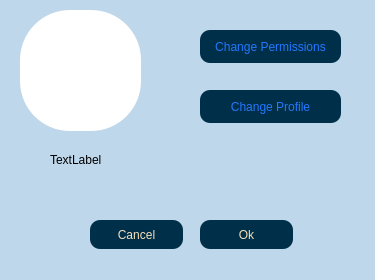
The window that client/groupprofile.ui (AP-projects-4001/jan-ghahve) describes before a commit, drawn with Qt 5.
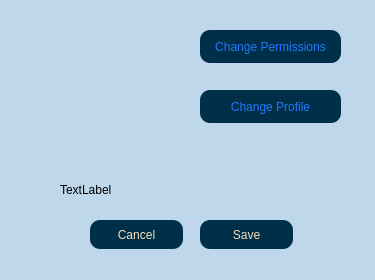
The same window after the commit.

Commit message: Set image for Profile, Group and Channel added!

Patch:
```diff
--- a/client/groupprofile.ui
+++ b/client/groupprofile.ui
@@ -37,34 +37,11 @@
     <string>Change Permissions</string>
    </property>
   </widget>
-  <widget class="QPushButton" name="pbn_profile">
-   <property name="enabled">
-    <bool>false</bool>
-   </property>
-   <property name="geometry">
-    <rect>
-     <x>20</x>
-     <y>10</y>
-     <width>121</width>
-     <height>121</height>
-    </rect>
-   </property>
-   <property name="cursor">
-    <cursorShape>PointingHandCursor</cursorShape>
-   </property>
-   <property name="styleSheet">
-    <string notr="true">background-color:white;
-border-radius: 50%;</string>
-   </property>
-   <property name="text">
-    <string/>
-   </property>
-  </widget>
   <widget class="QLabel" name="lbl_name">
    <property name="geometry">
     <rect>
-     <x>50</x>
-     <y>150</y>
+     <x>60</x>
+     <y>180</y>
      <width>63</width>
      <height>20</height>
     </rect>
@@ -112,7 +89,7 @@
 color:rgb(245, 223, 187);</string>
    </property>
    <property name="text">
-    <string>Ok</string>
+    <string>Save</string>
    </property>
   </widget>
   <widget class="QPushButton" name="pushButton_2">
@@ -136,6 +113,22 @@
     <string>Cancel</string>
    </property>
   </widget>
+  <widget class="QLabel" name="lbl_img">
+   <property name="geometry">
+    <rect>
+     <x>30</x>
+     <y>30</y>
+     <width>131</width>
+     <height>121</height>
+    </rect>
+   </property>
+   <property name="text">
+    <string/>
+   </property>
+   <property name="alignment">
+    <set>Qt::AlignCenter</set>
+   </property>
+  </widget>
  </widget>
  <resources/>
  <connections/>
```
Left out of the diff: 4 changed lines with no effect on the pictures. The commit also changes 13 other files.
